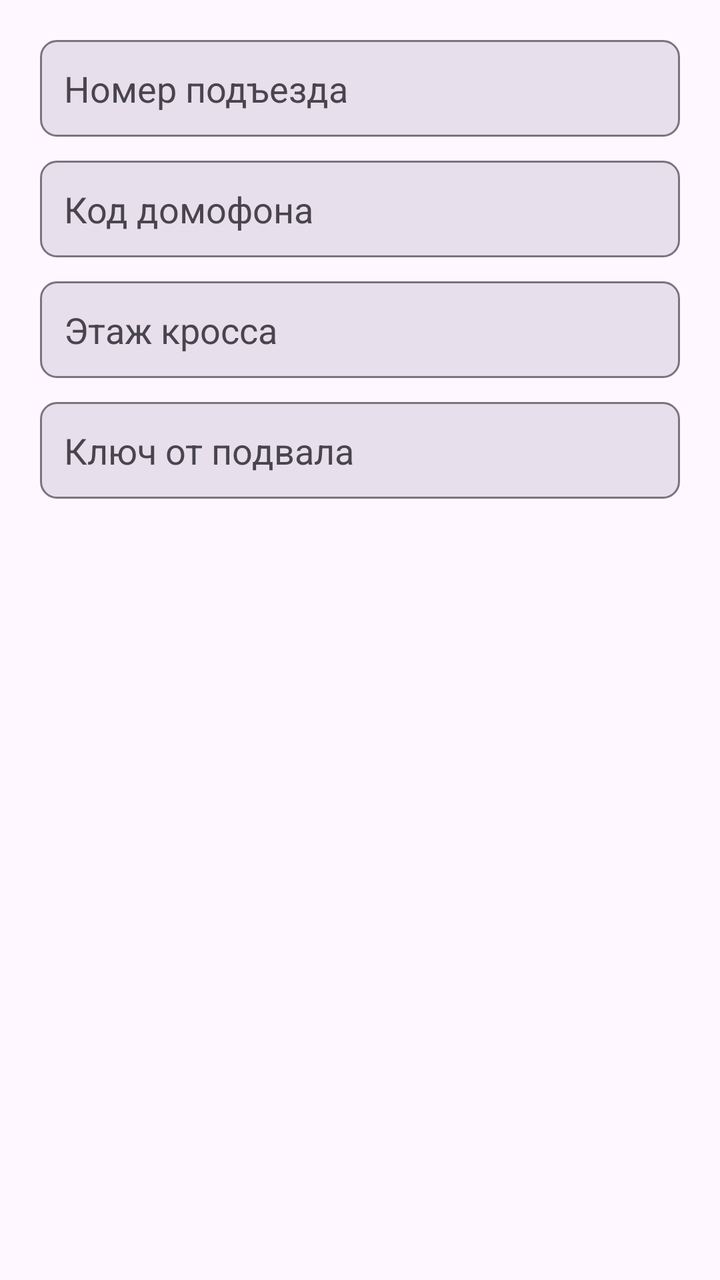
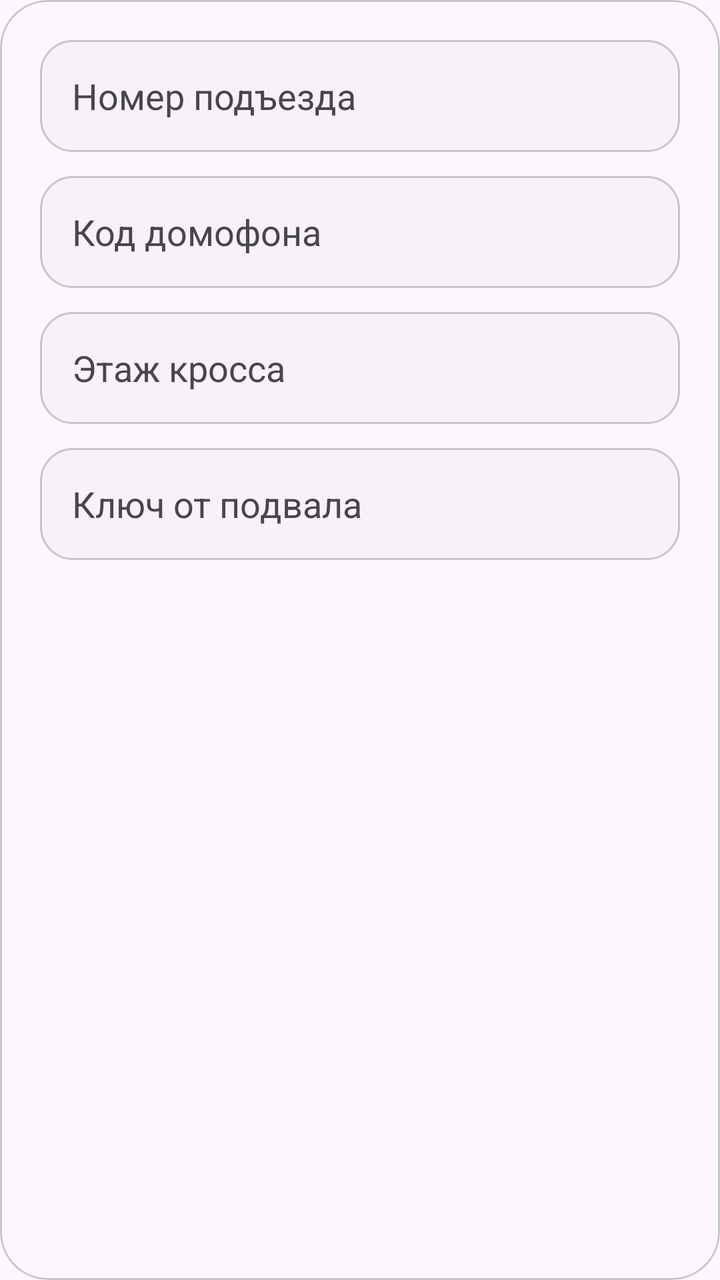

Before-and-after screenshots of an Android layout around one commit, followed by the original layout XML and the change that was made.
<!-- AndroidManifest.xml: application theme Theme.BaseHome -->
<!-- res/layout/dialog_entrance.xml -->
<?xml version="1.0" encoding="utf-8"?>
<LinearLayout xmlns:android="http://schemas.android.com/apk/res/android"
    android:layout_width="match_parent"
    android:layout_height="wrap_content"
    android:orientation="vertical"
    android:padding="20dp"
    android:background="?attr/colorSurface">

    <EditText
        android:id="@+id/etEntranceNum"
        android:layout_width="match_parent"
        android:layout_height="wrap_content"
        android:hint="Номер подъезда"
        android:inputType="number"
        android:padding="12dp"
        android:textColor="?android:attr/textColorPrimary"
        android:textColorHint="?android:attr/textColorSecondary"
        android:background="@drawable/bg_input_field"
        android:layout_marginBottom="12dp" />

    <EditText
        android:id="@+id/etIntercomCode"
        android:layout_width="match_parent"
        android:layout_height="wrap_content"
        android:hint="Код домофона"
        android:inputType="textCapSentences"
        android:padding="12dp"
        android:textColor="?android:attr/textColorPrimary"
        android:textColorHint="?android:attr/textColorSecondary"
        android:background="@drawable/bg_input_field"
        android:layout_marginBottom="12dp" />

    <EditText
        android:id="@+id/etCrossFloor"
        android:layout_width="match_parent"
        android:layout_height="wrap_content"
        android:hint="Этаж кросса"
        android:inputType="textCapSentences"
        android:padding="12dp"
        android:textColor="?android:attr/textColorPrimary"
        android:textColorHint="?android:attr/textColorSecondary"
        android:background="@drawable/bg_input_field"
        android:layout_marginBottom="12dp" />

    <EditText
        android:id="@+id/etBasementKey"
        android:layout_width="match_parent"
        android:layout_height="wrap_content"
        android:hint="Ключ от подвала"
        android:inputType="textCapSentences"
        android:padding="12dp"
        android:textColor="?android:attr/textColorPrimary"
        android:textColorHint="?android:attr/textColorSecondary"
        android:background="@drawable/bg_input_field"
        android:layout_marginBottom="12dp" />

</LinearLayout>
<!-- resources referenced by this layout -->
<resources>
  <!-- drawable bg_input_field (drawable) -->
  <?xml version="1.0" encoding="utf-8"?>
  <shape xmlns:android="http://schemas.android.com/apk/res/android">
      <solid android:color="?attr/colorSurfaceVariant" />
      <corners android:radius="8dp" />
      <stroke
          android:width="1dp"
          android:color="?attr/colorOutline" />
  </shape>
  <style name="Theme.BaseHome" parent="Base.Theme.BaseHome" />
  <style name="Base.Theme.BaseHome" parent="Theme.Material3.DayNight.NoActionBar">
          
          
      </style>
</resources>

<!-- the commit's change to res/layout/dialog_entrance.xml (unified diff, before → after) -->
@@ -1,57 +1,69 @@
 <?xml version="1.0" encoding="utf-8"?>
-<LinearLayout xmlns:android="http://schemas.android.com/apk/res/android"
+<com.google.android.material.card.MaterialCardView xmlns:android="http://schemas.android.com/apk/res/android"
+    xmlns:app="http://schemas.android.com/apk/res-auto"
     android:layout_width="match_parent"
     android:layout_height="wrap_content"
-    android:orientation="vertical"
-    android:padding="20dp"
-    android:background="?attr/colorSurface">
+    app:cardBackgroundColor="?attr/colorSurface"
+    app:cardCornerRadius="24dp"
+    app:cardElevation="0dp"
+    app:strokeColor="?attr/colorOutlineVariant"
+    app:strokeWidth="1dp">
 
-    <EditText
-        android:id="@+id/etEntranceNum"
+    <LinearLayout
         android:layout_width="match_parent"
         android:layout_height="wrap_content"
-        android:hint="Номер подъезда"
-        android:inputType="number"
-        android:padding="12dp"
-        android:textColor="?android:attr/textColorPrimary"
-        android:textColorHint="?android:attr/textColorSecondary"
-        android:background="@drawable/bg_input_field"
-        android:layout_marginBottom="12dp" />
+        android:orientation="vertical"
+        android:padding="20dp">
 
-    <EditText
-        android:id="@+id/etIntercomCode"
-        android:layout_width="match_parent"
-        android:layout_height="wrap_content"
-        android:hint="Код домофона"
-        android:inputType="textCapSentences"
-        android:padding="12dp"
-        android:textColor="?android:attr/textColorPrimary"
-        android:textColorHint="?android:attr/textColorSecondary"
-        android:background="@drawable/bg_input_field"
-        android:layout_marginBottom="12dp" />
+        <EditText
+            android:id="@+id/etEntranceNum"
+            android:layout_width="match_parent"
+            android:layout_height="wrap_content"
+            android:layout_marginBottom="12dp"
+            android:background="@drawable/bg_input_field"
+            android:hint="Номер подъезда"
+            android:inputType="number"
+            android:minHeight="56dp"
+            android:paddingHorizontal="16dp"
+            android:textColor="?android:attr/textColorPrimary"
+            android:textColorHint="?android:attr/textColorSecondary" />
 
-    <EditText
-        android:id="@+id/etCrossFloor"
-        android:layout_width="match_parent"
-        android:layout_height="wrap_content"
-        android:hint="Этаж кросса"
-        android:inputType="textCapSentences"
-        android:padding="12dp"
-        android:textColor="?android:attr/textColorPrimary"
-        android:textColorHint="?android:attr/textColorSecondary"
-        android:background="@drawable/bg_input_field"
-        android:layout_marginBottom="12dp" />
+        <EditText
+            android:id="@+id/etIntercomCode"
+            android:layout_width="match_parent"
+            android:layout_height="wrap_content"
+            android:layout_marginBottom="12dp"
+            android:background="@drawable/bg_input_field"
+            android:hint="Код домофона"
+            android:inputType="textCapSentences"
+            android:minHeight="56dp"
+            android:paddingHorizontal="16dp"
+            android:textColor="?android:attr/textColorPrimary"
+            android:textColorHint="?android:attr/textColorSecondary" />
 
-    <EditText
-        android:id="@+id/etBasementKey"
-        android:layout_width="match_parent"
-        android:layout_height="wrap_content"
-        android:hint="Ключ от подвала"
-        android:inputType="textCapSentences"
-        android:padding="12dp"
-        android:textColor="?android:attr/textColorPrimary"
-        android:textColorHint="?android:attr/textColorSecondary"
-        android:background="@drawable/bg_input_field"
-        android:layout_marginBottom="12dp" />
+        <EditText
+            android:id="@+id/etCrossFloor"
+            android:layout_width="match_parent"
+            android:layout_height="wrap_content"
+            android:layout_marginBottom="12dp"
+            android:background="@drawable/bg_input_field"
+            android:hint="Этаж кросса"
+            android:inputType="textCapSentences"
+            android:minHeight="56dp"
+            android:paddingHorizontal="16dp"
+            android:textColor="?android:attr/textColorPrimary"
+            android:textColorHint="?android:attr/textColorSecondary" />
 
-</LinearLayout>
+        <EditText
+            android:id="@+id/etBasementKey"
+            android:layout_width="match_parent"
+            android:layout_height="wrap_content"
+            android:background="@drawable/bg_input_field"
+            android:hint="Ключ от подвала"
+            android:inputType="textCapSentences"
+            android:minHeight="56dp"
+            android:paddingHorizontal="16dp"
+            android:textColor="?android:attr/textColorPrimary"
+            android:textColorHint="?android:attr/textColorSecondary" />
+    </LinearLayout>
+</com.google.android.material.card.MaterialCardView>
<!-- resource entries referenced after the edit -->
@@ -3,16 +3,28 @@
   <!-- drawable bg_input_field (drawable) -->
   <?xml version="1.0" encoding="utf-8"?>
   <shape xmlns:android="http://schemas.android.com/apk/res/android">
-      <solid android:color="?attr/colorSurfaceVariant" />
-      <corners android:radius="8dp" />
+      <solid android:color="?attr/colorSurfaceContainerLow" />
+      <corners android:radius="16dp" />
       <stroke
           android:width="1dp"
-          android:color="?attr/colorOutline" />
+          android:color="?attr/colorOutlineVariant" />
   </shape>
   <style name="Theme.BaseHome" parent="Base.Theme.BaseHome" />
   <style name="Base.Theme.BaseHome" parent="Theme.Material3.DayNight.NoActionBar">
-          
-          
+          <item name="colorPrimary">@color/brand_primary</item>
+          <item name="colorSecondary">@color/brand_accent</item>
+          <item name="colorSurface">?android:attr/colorBackground</item>
+          <item name="colorOutline">?android:attr/textColorHint</item>
+          <item name="shapeAppearanceSmallComponent">@style/ShapeAppearance.BaseHome.Small</item>
+          <item name="shapeAppearanceMediumComponent">@style/ShapeAppearance.BaseHome.Medium</item>
+      </style>
+  <color name="brand_primary">#496783</color>
+  <color name="brand_accent">#6A7F6A</color>
+  <style name="ShapeAppearance.BaseHome.Small" parent="ShapeAppearance.Material3.Corner.Small">
+          <item name="cornerSize">12dp</item>
+      </style>
+  <style name="ShapeAppearance.BaseHome.Medium" parent="ShapeAppearance.Material3.Corner.Medium">
+          <item name="cornerSize">20dp</item>
       </style>
 </resources>
 
